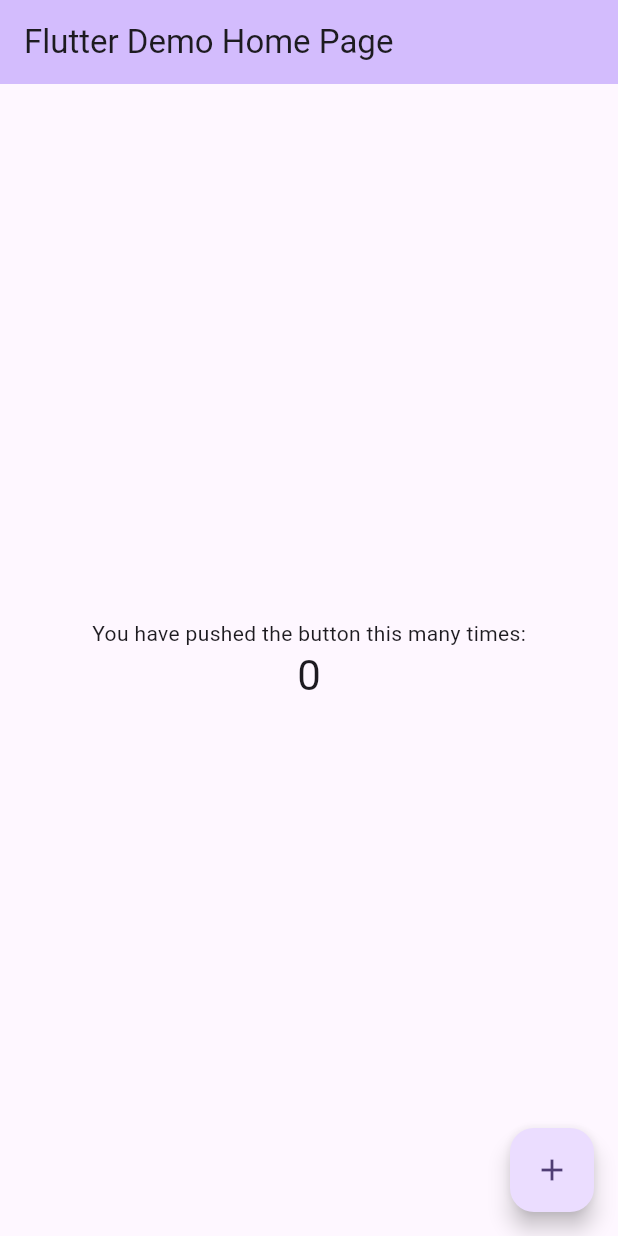
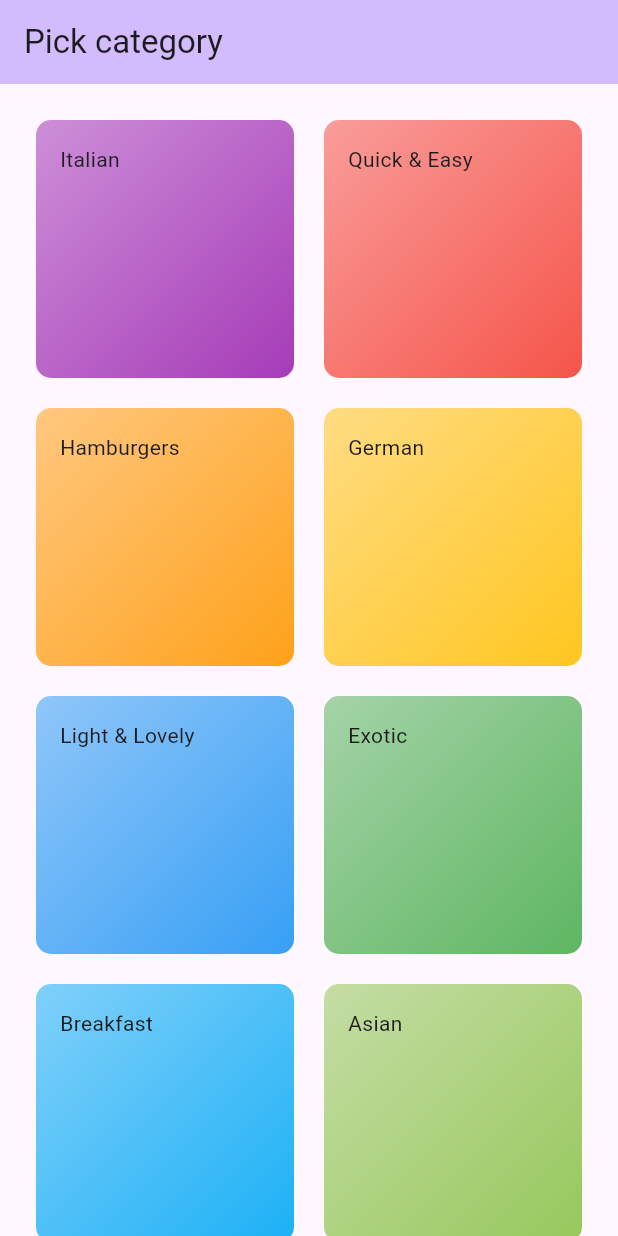
Before and after one commit to dawiz147/flutter_learning, a Flutter app: the screen it shows after launch, on a phone screen of 412 x 824 dp. Run offline on Flutter 3.47's test engine with Material 2 defaults, Android fonts, the phone set to English and light mode, and no system bars.

Commit message:
Add pick category screen

```diff
--- /dev/null
+++ b/flutter_learning_playground/lib/data/dummy_data_categories.dart
@@ -0,0 +1,56 @@
+import 'package:flutter/material.dart';
+
+import 'package:flutter_learning_playground/models/category.dart';
+
+const availableCategories = [
+  Category(
+    id: 'c1',
+    title: 'Italian',
+    color: Colors.purple,
+  ),
+  Category(
+    id: 'c2',
+    title: 'Quick & Easy',
+    color: Colors.red,
+  ),
+  Category(
+    id: 'c3',
+    title: 'Hamburgers',
+    color: Colors.orange,
+  ),
+  Category(
+    id: 'c4',
+    title: 'German',
+    color: Colors.amber,
+  ),
+  Category(
+    id: 'c5',
+    title: 'Light & Lovely',
+    color: Colors.blue,
+  ),
+  Category(
+    id: 'c6',
+    title: 'Exotic',
+    color: Colors.green,
+  ),
+  Category(
+    id: 'c7',
+    title: 'Breakfast',
+    color: Colors.lightBlue,
+  ),
+  Category(
+    id: 'c8',
+    title: 'Asian',
+    color: Colors.lightGreen,
+  ),
+  Category(
+    id: 'c9',
+    title: 'French',
+    color: Colors.pink,
+  ),
+  Category(
+    id: 'c10',
+    title: 'Summer',
+    color: Colors.teal,
+  ),
+];
--- a/flutter_learning_playground/lib/main.dart
+++ b/flutter_learning_playground/lib/main.dart
@@ -1,4 +1,5 @@
 import 'package:flutter/material.dart';
+import 'package:flutter_learning_playground/screens/categories.dart';
 
 void main() {
   runApp(const MyApp());
@@ -15,7 +16,7 @@
         colorScheme: ColorScheme.fromSeed(seedColor: Colors.deepPurple),
         useMaterial3: true,
       ),
-      home: const MyHomePage(title: 'Flutter Demo Home Page'),
+      home: const CategoriesScreen(),
     );
   }
 }
@@ -30,41 +31,14 @@
 }
 
 class _MyHomePageState extends State<MyHomePage> {
-  int _counter = 0;
-
-  void _incrementCounter() {
-    setState(() {
-      _counter++;
-    });
-  }
-
   @override
   Widget build(BuildContext context) {
-
     return Scaffold(
       appBar: AppBar(
         backgroundColor: Theme.of(context).colorScheme.inversePrimary,
         title: Text(widget.title),
       ),
-      body: Center(
-        child: Column(
-          mainAxisAlignment: MainAxisAlignment.center,
-          children: <Widget>[
-            const Text(
-              'You have pushed the button this many times:',
-            ),
-            Text(
-              '$_counter',
-              style: Theme.of(context).textTheme.headlineMedium,
-            ),
-          ],
-        ),
-      ),
-      floatingActionButton: FloatingActionButton(
-        onPressed: _incrementCounter,
-        tooltip: 'Increment',
-        child: const Icon(Icons.add),
-      ),
+      body: const CategoriesScreen(),
     );
   }
 }
--- /dev/null
+++ b/flutter_learning_playground/lib/models/category.dart
@@ -0,0 +1,9 @@
+import 'package:flutter/material.dart';
+
+class Category {
+  final String id;
+  final String title;
+  final Color color;
+  const Category(
+      {required this.id, required this.title, this.color = Colors.deepPurple});
+}
--- /dev/null
+++ b/flutter_learning_playground/lib/screens/categories.dart
@@ -0,0 +1,25 @@
+import 'package:flutter/material.dart';
+import 'package:flutter_learning_playground/data/dummy_data_categories.dart';
+import 'package:flutter_learning_playground/widgets/category_grid_item.dart';
+
+class CategoriesScreen extends StatelessWidget {
+  const CategoriesScreen({super.key});
+
+  @override
+  Widget build(BuildContext context) {
+    return Scaffold(
+        appBar: AppBar(
+          backgroundColor: Theme.of(context).colorScheme.inversePrimary,
+          title: const Text('Pick category'),
+        ),
+        body: GridView(
+          padding: const EdgeInsets.all(24),
+          gridDelegate: const SliverGridDelegateWithFixedCrossAxisCount(
+              crossAxisCount: 2, crossAxisSpacing: 20, mainAxisSpacing: 20),
+          children: [
+            for (final category in availableCategories)
+              CategoryGridItem(category: category)
+          ],
+        ));
+  }
+}
--- /dev/null
+++ b/flutter_learning_playground/lib/widgets/category_grid_item.dart
@@ -0,0 +1,31 @@
+import 'package:flutter/material.dart';
+import 'package:flutter_learning_playground/models/category.dart';
+
+class CategoryGridItem extends StatelessWidget {
+  final Category category;
+  const CategoryGridItem({super.key, required this.category});
+
+  @override
+  Widget build(BuildContext context) {
+    return InkWell(
+        onTap: () {
+          showDialog(
+              context: context,
+              builder: (BuildContext context) => const AlertDialog(
+                    content: Text('Not implemented yet.'),
+                  ));
+        },
+        splashColor: Theme.of(context).primaryColor,
+        borderRadius: BorderRadius.circular(10),
+        child: Container(
+          padding: const EdgeInsets.all(16),
+          decoration: BoxDecoration(
+              borderRadius: BorderRadius.circular(10),
+              gradient: LinearGradient(colors: [
+                category.color.withOpacity(0.5),
+                category.color.withOpacity(0.9)
+              ], begin: Alignment.topLeft, end: Alignment.bottomRight)),
+          child: Text(category.title),
+        ));
+  }
+}
```
